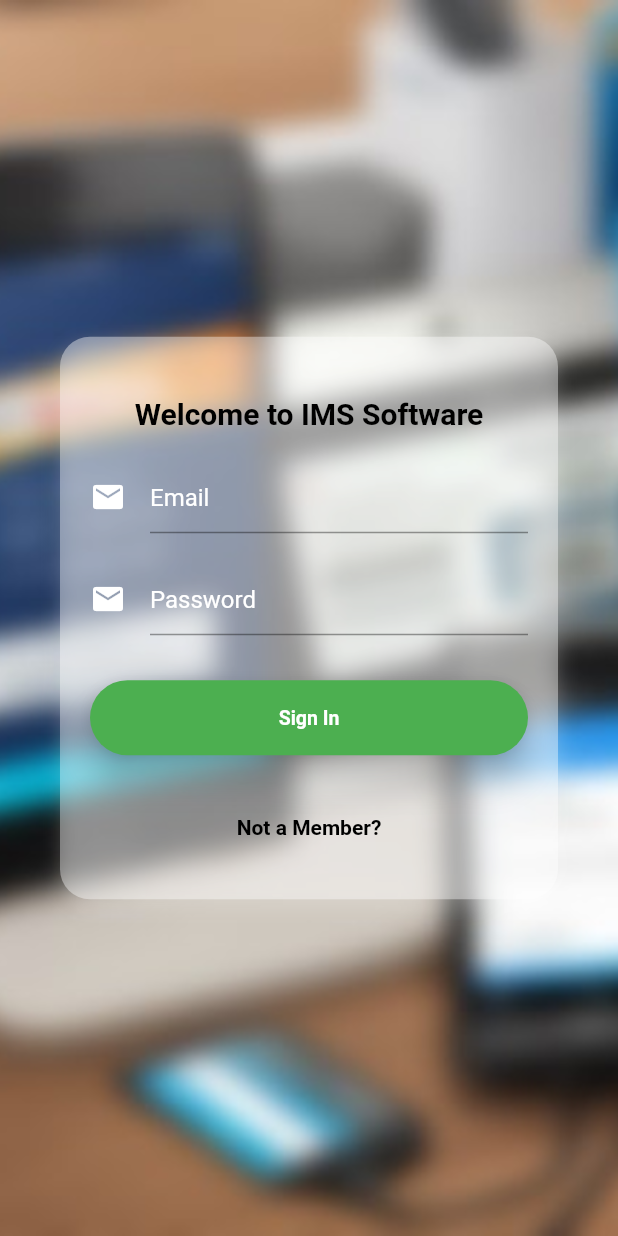
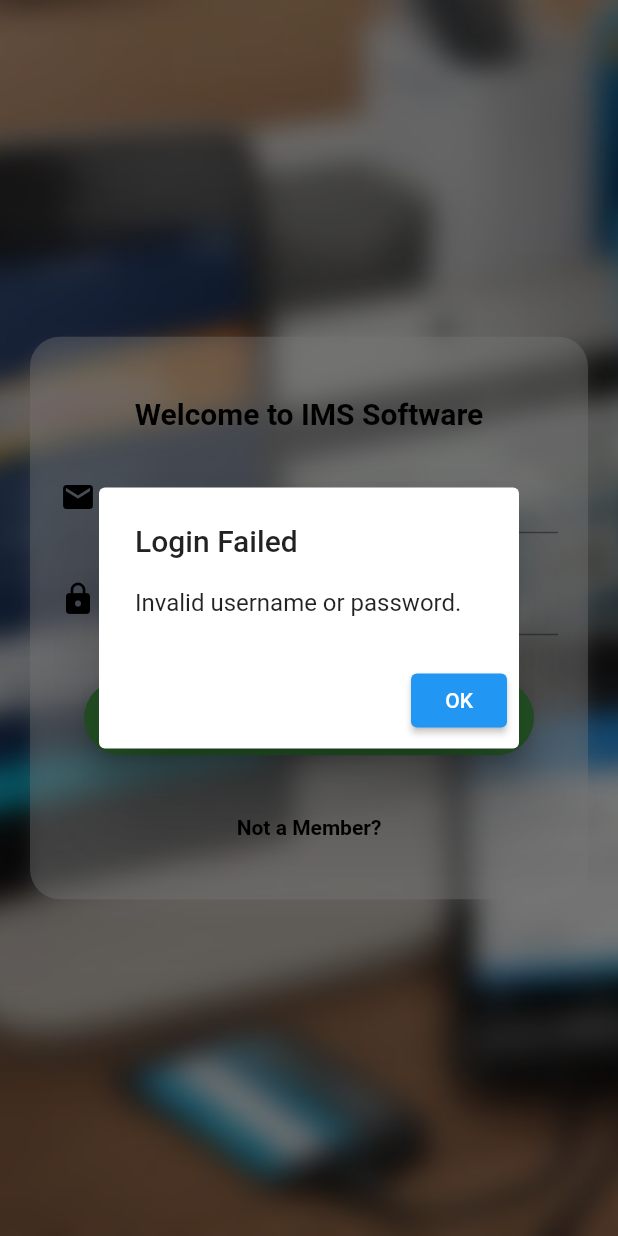
Before and after one commit to abdulmazidcse/pos-app, a Flutter app: the screen it shows after launch, after a tap on "Sign In", on a phone screen of 412 x 824 dp. Run offline on Flutter 3.47's test engine with Material 2 defaults, Android fonts, the phone set to English and light mode, and no system bars; drawn by our look-alikes of auto_size_text.

Commit message:
Login Check

```diff
--- a/lib/Login/login.dart
+++ b/lib/Login/login.dart
@@ -1,5 +1,7 @@
 import 'package:auto_size_text/auto_size_text.dart';
 import 'package:flutter/material.dart';
+import '../HomePage/HomePage.dart';
+import '../Registration/RegistrationPage.dart';
 
 class LogIn extends StatefulWidget {
   @override
@@ -7,8 +9,57 @@ class LogIn extends StatefulWidget {
 }
 
 class _LogInState extends State<LogIn> {
+  String username = '';
+  String password = '';
+
   void initState() {
     super.initState();
+  }
+
+  bool checkAuth() {
+    bool checkUsername = false;
+    bool checkPassword = false;
+    if (username == 'mazid') {
+      checkUsername = true;
+    }
+    if (password == '12345') {
+      checkPassword = true;
+    }
+    if (checkUsername && checkPassword) {
+      return true;
+    } else {
+      return false;
+    }
+  }
+
+  void login() {
+    // Call your authentication service to verify the credentials
+    // For example:
+    bool isLoggedIn = checkAuth();
+
+    // bool isLoggedIn = true; // Dummy value for demonstration
+    if (isLoggedIn) {
+      Navigator.pushReplacement(
+        context,
+        MaterialPageRoute(builder: (context) => HomePage()),
+      );
+    } else {
+      // Handle failed login
+      // For example, show an error message
+      showDialog(
+        context: context,
+        builder: (context) => AlertDialog(
+          title: Text('Login Failed'),
+          content: Text('Invalid username or password.'),
+          actions: <Widget>[
+            ElevatedButton(
+              onPressed: () => Navigator.of(context).pop(),
+              child: Text('OK'),
+            ),
+          ],
+        ),
+      );
+    }
   }
 
   @override
@@ -29,13 +80,12 @@ class _LogInState extends State<LogIn> {
           // Glassy login card
           Center(
             child: Padding(
-              padding: const EdgeInsets.symmetric(horizontal: 40.0),
+              padding: const EdgeInsets.symmetric(horizontal: 20.0),
               child: Container(
                 width: double.infinity,
                 padding: EdgeInsets.all(20.0),
                 decoration: BoxDecoration(
-                  color: Colors.white
-                      .withOpacity(0.4),
+                  color: Colors.white.withOpacity(0.4),
                   borderRadius: BorderRadius.circular(20.0),
                   boxShadow: [
                     BoxShadow(
@@ -66,18 +116,28 @@ class _LogInState extends State<LogIn> {
                       style: TextStyle(color: Colors.white),
                       decoration: InputDecoration(
                         hintText: 'Email',
-                        hintStyle: TextStyle(color: Colors.white),
-                        icon: Icon(Icons.email, color: Colors.white),
+                        hintStyle: TextStyle(color: Colors.black),
+                        icon: Icon(Icons.email, color: Colors.black),
                       ),
+                      onChanged: (value) {
+                        setState(() {
+                          username = value;
+                        });
+                      },
                     ),
                     SizedBox(height: 20.0),
                     TextField(
                       style: TextStyle(color: Colors.white),
                       decoration: InputDecoration(
                         hintText: 'Password',
-                        hintStyle: TextStyle(color: Colors.white),
-                        icon: Icon(Icons.email, color: Colors.white),
+                        hintStyle: TextStyle(color: Colors.black),
+                        icon: Icon(Icons.lock, color: Colors.black),
                       ),
+                      onChanged: (value) {
+                        setState(() {
+                          password = value;
+                        });
+                      },
                       obscureText: true,
                     ),
                     SizedBox(height: 20.0),
@@ -94,14 +154,13 @@ class _LogInState extends State<LogIn> {
                                   fontSize: 13,
                                   color: Colors.white),
                             ),
-                            onPressed: () {},
+                            onPressed: login,
                             style: ElevatedButton.styleFrom(
                                 elevation: 9.0,
                                 primary: Colors.green,
                                 fixedSize: const Size(300, 50),
                                 shape: RoundedRectangleBorder(
-                                    borderRadius:
-                                    BorderRadius.circular(75))),
+                                    borderRadius: BorderRadius.circular(75))),
                           ),
                         ],
                       ),
@@ -110,7 +169,13 @@ class _LogInState extends State<LogIn> {
                     Container(
                         padding: EdgeInsets.all(20),
                         child: InkWell(
-                          onTap: () {},
+                          onTap: () {
+                            Navigator.push(
+                              context,
+                              MaterialPageRoute(
+                                  builder: (context) => RegistrationPage()),
+                            );
+                          },
                           child: Align(
                             alignment: Alignment.bottomCenter,
                             child: Text(
--- a/lib/main.dart
+++ b/lib/main.dart
@@ -1,22 +1,27 @@
 import 'package:flutter/material.dart';
 import 'Login/login.dart';
+import 'HomePage/HomePage.dart';
 
 void main() {
-  runApp(MyApp());
+  runApp(MyApp(false));
 }
 
 class MyApp extends StatelessWidget {
+  bool isUserLogin;
+  MyApp(this.isUserLogin);
 
-// This widget is the root of your application.
+  // This widget is the root of your application.
   @override
   Widget build(BuildContext context) {
-    return MaterialApp(
-      title: 'Flutter Demo',
+    var defaultRoot = isUserLogin ? HomePage() : LogIn();
+
+    final material = MaterialApp(
       debugShowCheckedModeBanner: false,
       theme: ThemeData(
         primarySwatch: Colors.blue,
       ),
-      home: LogIn(),
+      home: defaultRoot,
     );
+    return material;
   }
 }
```
